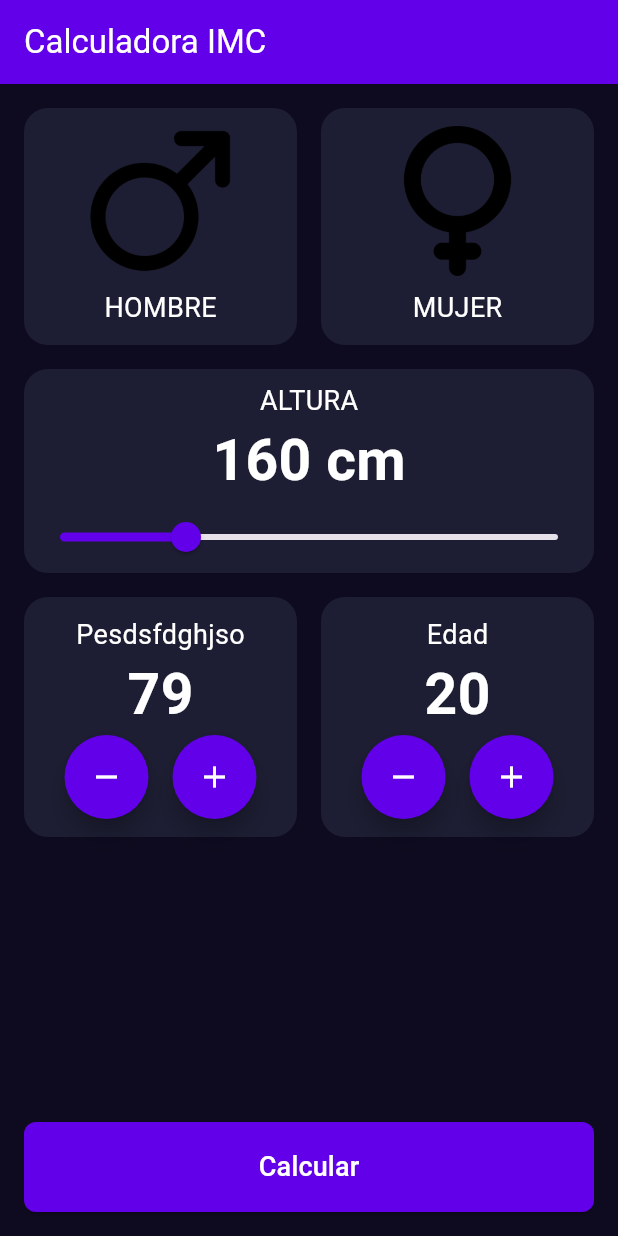
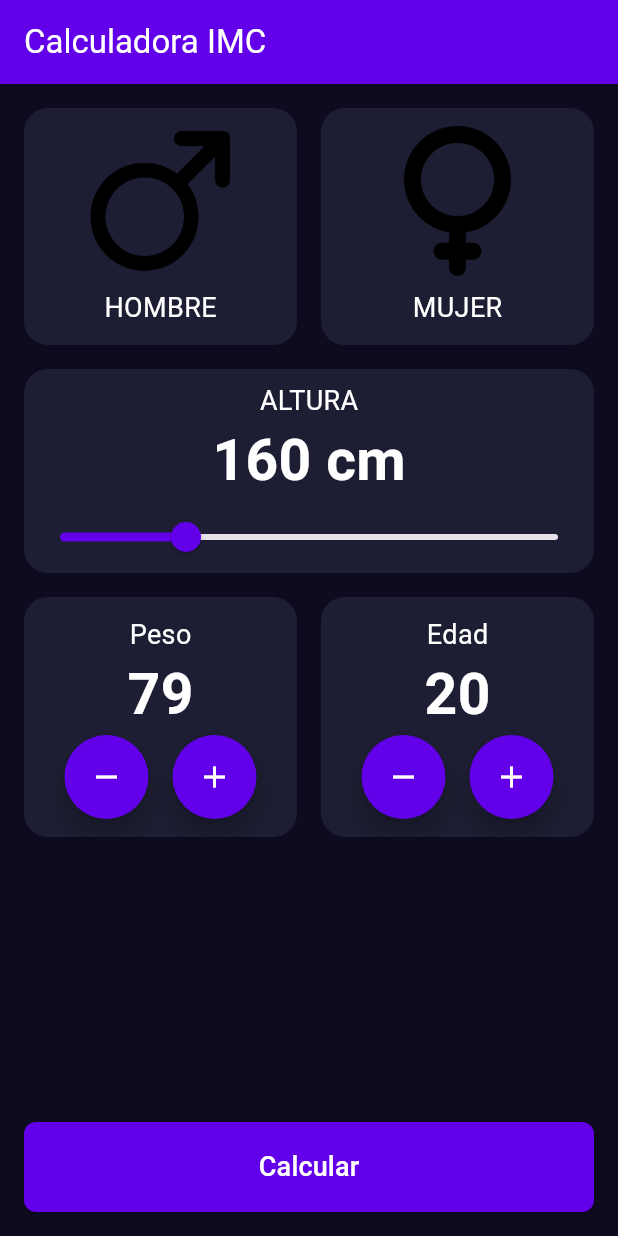
Before and after one commit to jesusgarciapereira/imc_calculator, a Flutter app: the screen it shows after launch, after a tap on the "remove" icon, on a phone screen of 412 x 824 dp. Run offline on Flutter 3.47's test engine with Material 3 defaults, Android fonts, the phone set to English and light mode, and no system bars.

Commit message:
Peso correcto

```diff
--- a/lib/screens/imc_home_screen.dart
+++ b/lib/screens/imc_home_screen.dart
@@ -36,7 +36,7 @@ class _ImcHomeScreenState extends State<ImcHomeScreen> {
             children: [
               Expanded(
                 child: SelectorNumero(
-                  titulo: "Pesdsfdghjso",
+                  titulo: "Peso",
                   valor: pesoSeleccionado,
                   incrementar: () {
                     setState(() {
```
